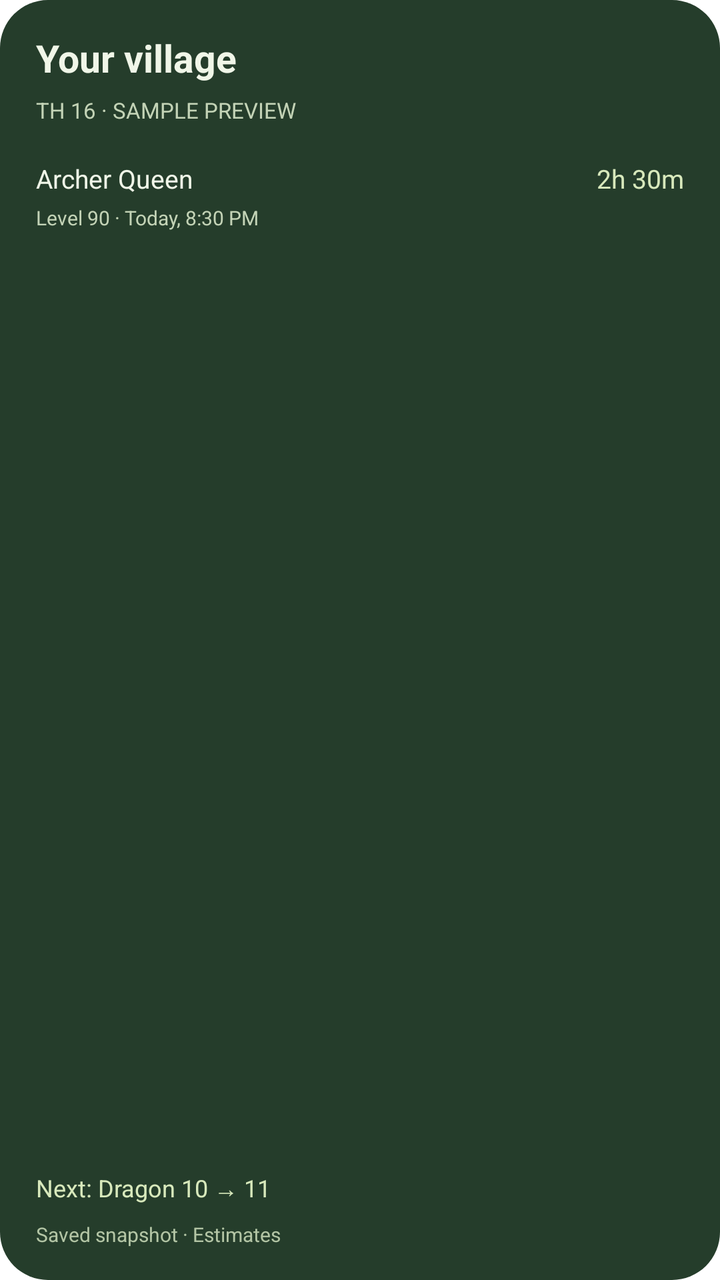
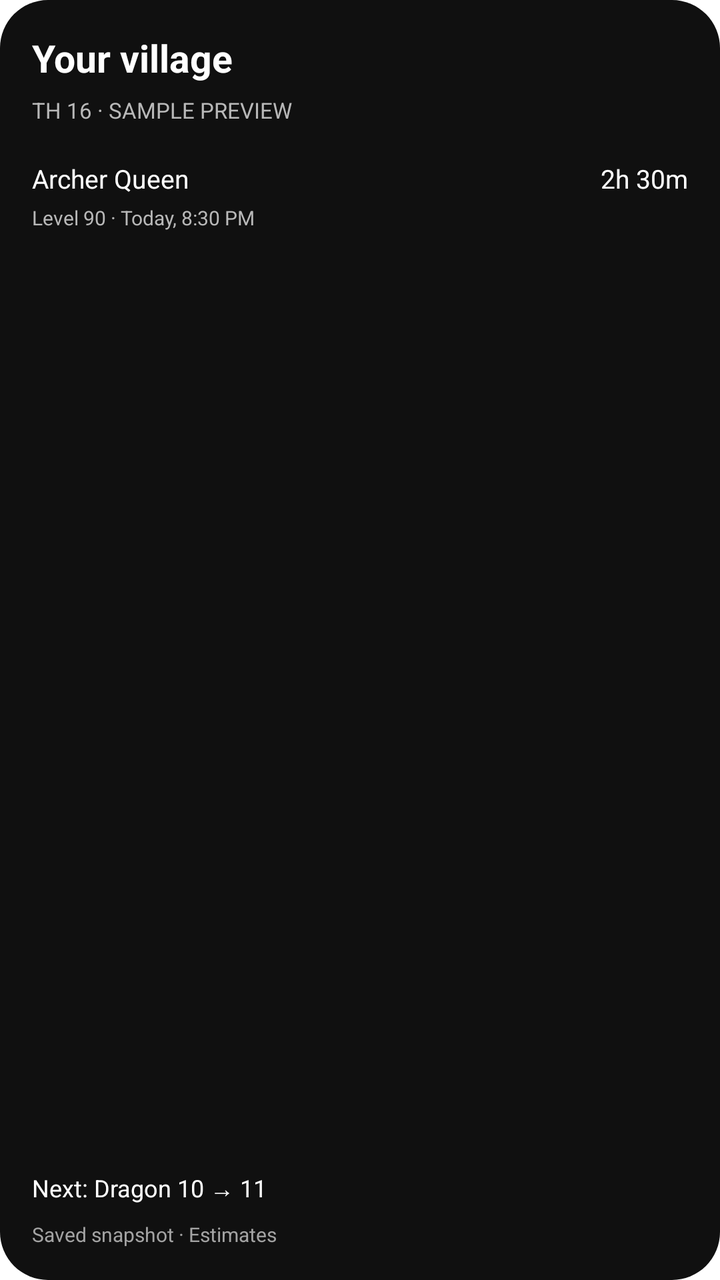

Compare the two renders of this Android layout. The source of the first and the diff that turns it into the second are given below.
<!-- AndroidManifest.xml: fallback theme Theme.MaterialComponents.DayNight.NoActionBar -->
<!-- res/layout/coc_widget_preview.xml -->
<LinearLayout xmlns:android="http://schemas.android.com/apk/res/android" android:layout_width="match_parent" android:layout_height="match_parent" android:orientation="vertical" android:background="@drawable/coc_widget_background">
  <TextView android:layout_width="match_parent" android:layout_height="wrap_content" android:text="Your village" android:textSize="19sp" android:textStyle="bold" android:textColor="#F0F6E8" />
  <TextView android:layout_width="match_parent" android:layout_height="wrap_content" android:text="TH 16 · SAMPLE PREVIEW" android:textSize="11sp" android:textColor="#C3D3B6" android:paddingTop="6dp" android:paddingBottom="18dp" />
  <LinearLayout android:layout_width="match_parent" android:layout_height="wrap_content" android:orientation="horizontal">
    <TextView android:layout_width="0dp" android:layout_weight="1" android:layout_height="wrap_content" android:text="Archer Queen" android:textSize="13sp" android:textColor="#F0F6E8" />
    <TextView android:layout_width="wrap_content" android:layout_height="wrap_content" android:text="2h 30m" android:textSize="13sp" android:textColor="#D8E9BC" />
  </LinearLayout>
  <TextView android:layout_width="match_parent" android:layout_height="wrap_content" android:text="Level 90 · Today, 8:30 PM" android:textSize="10sp" android:textColor="#C3D3B6" android:paddingTop="4dp" />
  <TextView android:layout_width="1dp" android:layout_height="0dp" android:layout_weight="1" />
  <TextView android:layout_width="match_parent" android:layout_height="wrap_content" android:text="Next: Dragon 10 → 11" android:textSize="12sp" android:textColor="#D8E9BC" android:paddingTop="16dp" />
  <TextView android:layout_width="match_parent" android:layout_height="wrap_content" android:text="Saved snapshot · Estimates" android:textSize="10sp" android:textColor="#B3C5A5" android:paddingTop="8dp" />
</LinearLayout>
<!-- resources referenced by this layout -->
<resources>
  <!-- drawable coc_widget_background (drawable) -->
  <shape xmlns:android="http://schemas.android.com/apk/res/android"><solid android:color="#253D2B" /><corners android:radius="24dp" /><padding android:left="18dp" android:top="16dp" android:right="18dp" android:bottom="16dp" /></shape>
</resources>

<!-- the commit's change to res/layout/coc_widget_preview.xml (unified diff, before → after) -->
@@ -1,12 +1,12 @@
 <LinearLayout xmlns:android="http://schemas.android.com/apk/res/android" android:layout_width="match_parent" android:layout_height="match_parent" android:orientation="vertical" android:background="@drawable/coc_widget_background">
-  <TextView android:layout_width="match_parent" android:layout_height="wrap_content" android:text="Your village" android:textSize="19sp" android:textStyle="bold" android:textColor="#F0F6E8" />
-  <TextView android:layout_width="match_parent" android:layout_height="wrap_content" android:text="TH 16 · SAMPLE PREVIEW" android:textSize="11sp" android:textColor="#C3D3B6" android:paddingTop="6dp" android:paddingBottom="18dp" />
+  <TextView android:layout_width="match_parent" android:layout_height="wrap_content" android:text="Your village" android:textSize="19sp" android:textStyle="bold" android:textColor="#FFFFFF" />
+  <TextView android:layout_width="match_parent" android:layout_height="wrap_content" android:text="TH 16 · SAMPLE PREVIEW" android:textSize="11sp" android:textColor="#B8B8B8" android:paddingTop="6dp" android:paddingBottom="18dp" />
   <LinearLayout android:layout_width="match_parent" android:layout_height="wrap_content" android:orientation="horizontal">
-    <TextView android:layout_width="0dp" android:layout_weight="1" android:layout_height="wrap_content" android:text="Archer Queen" android:textSize="13sp" android:textColor="#F0F6E8" />
-    <TextView android:layout_width="wrap_content" android:layout_height="wrap_content" android:text="2h 30m" android:textSize="13sp" android:textColor="#D8E9BC" />
+    <TextView android:layout_width="0dp" android:layout_weight="1" android:layout_height="wrap_content" android:text="Archer Queen" android:textSize="13sp" android:textColor="#FFFFFF" />
+    <TextView android:layout_width="wrap_content" android:layout_height="wrap_content" android:text="2h 30m" android:textSize="13sp" android:textColor="#FFFFFF" />
   </LinearLayout>
-  <TextView android:layout_width="match_parent" android:layout_height="wrap_content" android:text="Level 90 · Today, 8:30 PM" android:textSize="10sp" android:textColor="#C3D3B6" android:paddingTop="4dp" />
+  <TextView android:layout_width="match_parent" android:layout_height="wrap_content" android:text="Level 90 · Today, 8:30 PM" android:textSize="10sp" android:textColor="#B8B8B8" android:paddingTop="4dp" />
   <TextView android:layout_width="1dp" android:layout_height="0dp" android:layout_weight="1" />
-  <TextView android:layout_width="match_parent" android:layout_height="wrap_content" android:text="Next: Dragon 10 → 11" android:textSize="12sp" android:textColor="#D8E9BC" android:paddingTop="16dp" />
-  <TextView android:layout_width="match_parent" android:layout_height="wrap_content" android:text="Saved snapshot · Estimates" android:textSize="10sp" android:textColor="#B3C5A5" android:paddingTop="8dp" />
+  <TextView android:layout_width="match_parent" android:layout_height="wrap_content" android:text="Next: Dragon 10 → 11" android:textSize="12sp" android:textColor="#FFFFFF" android:paddingTop="16dp" />
+  <TextView android:layout_width="match_parent" android:layout_height="wrap_content" android:text="Saved snapshot · Estimates" android:textSize="10sp" android:textColor="#A3A3A3" android:paddingTop="8dp" />
 </LinearLayout>
<!-- resource entries referenced after the edit -->
@@ -1,6 +1,6 @@
 <!-- resources referenced by this layout -->
 <resources>
   <!-- drawable coc_widget_background (drawable) -->
-  <shape xmlns:android="http://schemas.android.com/apk/res/android"><solid android:color="#253D2B" /><corners android:radius="24dp" /><padding android:left="18dp" android:top="16dp" android:right="18dp" android:bottom="16dp" /></shape>
+  <shape xmlns:android="http://schemas.android.com/apk/res/android"><solid android:color="#101010" /><corners android:radius="24dp" /><padding android:left="16dp" android:top="16dp" android:right="16dp" android:bottom="16dp" /></shape>
 </resources>
 
